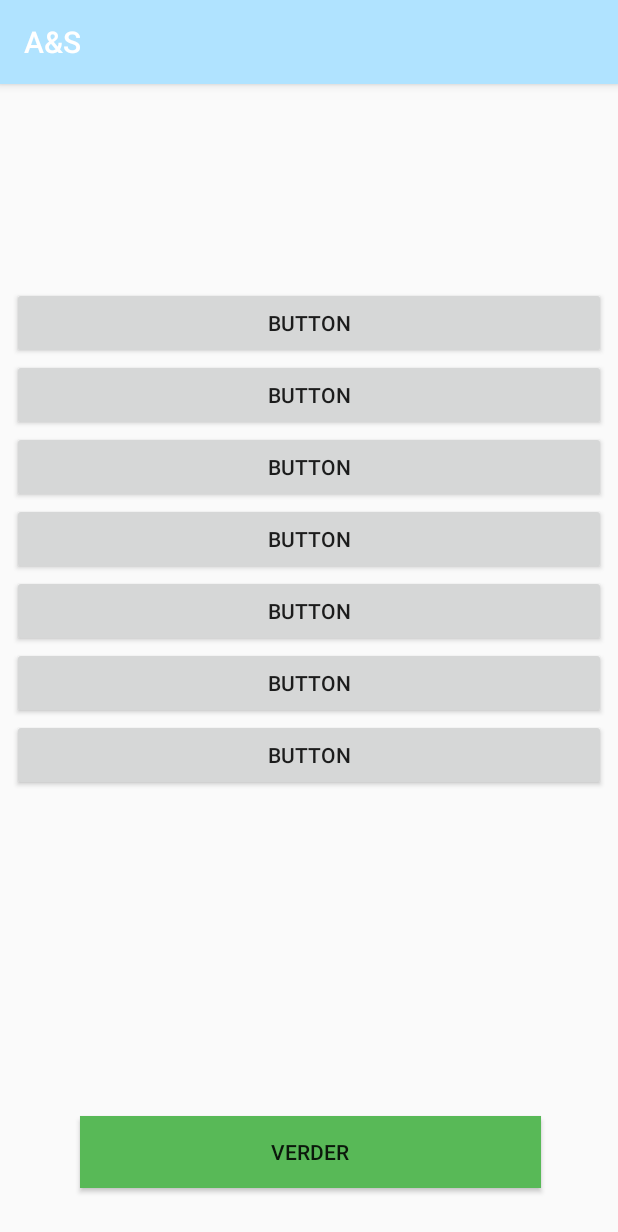
After one commit to 500730771/AppA-S, an Android app: the AdviesActivity screen opened directly, with no data from a screen before it, on a phone screen of 412 x 824 dp. The commit adds this screen. Shown: the top 1232 px of the screen. Run offline under Robolectric (Android 15) with nearby library versions, the phone set to English and light mode, and no system bars.

Commit message:
Advies page

```diff
--- /dev/null
+++ b/AppAENS/app/src/main/java/com/example/melanie/appaens/activity/AdviesActivity.java
@@ -0,0 +1,132 @@
+package com.example.melanie.appaens.activity;
+
+import android.content.Intent;
+import android.support.v7.app.AppCompatActivity;
+import android.os.Bundle;
+import android.view.View;
+import android.widget.Button;
+import android.widget.ImageView;
+
+import com.example.melanie.appaens.R;
+
+public class AdviesActivity extends AppCompatActivity {
+
+    private Button mButtonVerder;
+
+    private Button mButton0;
+    private Button mButton1;
+    private Button mButton2;
+    private Button mButton3;
+    private Button mButton4;
+    private Button mButton5;
+    private Button mButton6;
+
+    private ImageView mImage0;
+    private ImageView mImage1;
+    private ImageView mImage2;
+    private ImageView mImage3;
+    private ImageView mImage4;
+    private ImageView mImage5;
+    private ImageView mImage6;
+
+    @Override
+    protected void onCreate(Bundle savedInstanceState) {
+        super.onCreate(savedInstanceState);
+        setContentView(R.layout.activity_advies);
+
+        mButton0 = (Button) findViewById(R.id.idAdvies_Button0);
+        mButton1 = (Button) findViewById(R.id.idAdvies_Button1);
+        mButton2 = (Button) findViewById(R.id.idAdvies_Button2);
+        mButton3 = (Button) findViewById(R.id.idAdvies_Button3);
+        mButton4 = (Button) findViewById(R.id.idAdvies_Button4);
+        mButton5 = (Button) findViewById(R.id.idAdvies_Button5);
+        mButton6 = (Button) findViewById(R.id.idAdvies_Button6);
+
+        mImage0 = (ImageView) findViewById(R.id.idAdvies_Image0);
+        mImage1 = (ImageView) findViewById(R.id.idAdvies_Image1);
+        mImage2 = (ImageView) findViewById(R.id.idAdvies_Image2);
+        mImage3 = (ImageView) findViewById(R.id.idAdvies_Image3);
+        mImage4 = (ImageView) findViewById(R.id.idAdvies_Image4);
+        mImage5 = (ImageView) findViewById(R.id.idAdvies_Image5);
+        mImage6 = (ImageView) findViewById(R.id.idAdvies_Image6);
+
+
+        //set button and image
+
+
+        //click verder button
+
+
+        //click button
+        mButton0.setOnClickListener(new View.OnClickListener() {
+            @Override
+            public void onClick(View v) {
+                if (mImage0.getVisibility()== View.GONE){
+                    mImage0.setVisibility(View.VISIBLE);
+                } else {
+                    mImage0.setVisibility(View.GONE);
+                }
+            }
+        });
+        mButton1.setOnClickListener(new View.OnClickListener() {
+            @Override
+            public void onClick(View v) {
+                if (mImage1.getVisibility()== View.GONE){
+                    mImage1.setVisibility(View.VISIBLE);
+                } else {
+                    mImage1.setVisibility(View.GONE);
+                }
+            }
+        });
+        mButton2.setOnClickListener(new View.OnClickListener() {
+            @Override
+            public void onClick(View v) {
+                if (mImage2.getVisibility()== View.GONE){
+                    mImage2.setVisibility(View.VISIBLE);
+                } else {
+                    mImage2.setVisibility(View.GONE);
+                }
+            }
+        });
+        mButton3.setOnClickListener(new View.OnClickListener() {
+            @Override
+            public void onClick(View v) {
+                if (mImage3.getVisibility()== View.GONE){
+                    mImage3.setVisibility(View.VISIBLE);
+                } else {
+                    mImage3.setVisibility(View.GONE);
+                }
+            }
+        });
+        mButton4.setOnClickListener(new View.OnClickListener() {
+            @Override
+            public void onClick(View v) {
+                if (mImage4.getVisibility()== View.GONE){
+                    mImage4.setVisibility(View.VISIBLE);
+                } else {
+                    mImage4.setVisibility(View.GONE);
+                }
+            }
+        });
+        mButton5.setOnClickListener(new View.OnClickListener() {
+            @Override
+            public void onClick(View v) {
+                if (mImage5.getVisibility()== View.GONE){
+                    mImage5.setVisibility(View.VISIBLE);
+                } else {
+                    mImage5.setVisibility(View.GONE);
+                }
+            }
+        });
+        mButton6.setOnClickListener(new View.OnClickListener() {
+            @Override
+            public void onClick(View v) {
+                if (mImage6.getVisibility()== View.GONE){
+                    mImage6.setVisibility(View.VISIBLE);
+                } else {
+                    mImage6.setVisibility(View.GONE);
+                }
+            }
+        });
+    }
+}
--- /dev/null
+++ b/AppAENS/app/src/main/res/layout/activity_advies.xml
@@ -0,0 +1,131 @@
+<?xml version="1.0" encoding="utf-8"?>
+<android.support.constraint.ConstraintLayout xmlns:android="http://schemas.android.com/apk/res/android"
+    xmlns:app="http://schemas.android.com/apk/res-auto"
+    xmlns:tools="http://schemas.android.com/tools"
+    android:layout_width="match_parent"
+    android:layout_height="match_parent"
+    tools:context=".activity.AdviesActivity">
+
+    <LinearLayout
+        android:layout_width="match_parent"
+        android:layout_height="418dp"
+        android:layout_marginStart="8dp"
+        android:layout_marginTop="8dp"
+        android:layout_marginEnd="8dp"
+        android:layout_marginBottom="8dp"
+        android:orientation="vertical"
+        android:scrollbars="vertical"
+        app:layout_constraintBottom_toTopOf="@+id/idHome_button"
+        app:layout_constraintEnd_toEndOf="parent"
+        app:layout_constraintStart_toStartOf="parent"
+        app:layout_constraintTop_toTopOf="parent">
+
+        <Button
+            android:id="@+id/idAdvies_Button0"
+            android:layout_width="match_parent"
+            android:layout_height="wrap_content"
+            android:text="Button" />
+
+        <ImageView
+            android:id="@+id/idAdvies_Image0"
+            android:layout_width="match_parent"
+            android:layout_height="wrap_content"
+            android:visibility="gone"
+            app:srcCompat="@drawable/adviesno" />
+
+        <Button
+            android:id="@+id/idAdvies_Button1"
+            android:layout_width="match_parent"
+            android:layout_height="wrap_content"
+            android:text="Button" />
+
+        <ImageView
+            android:id="@+id/idAdvies_Image1"
+            android:layout_width="match_parent"
+            android:layout_height="wrap_content"
+            android:visibility="gone"
+            app:srcCompat="@drawable/adviesng" />
+
+        <Button
+            android:id="@+id/idAdvies_Button2"
+            android:layout_width="match_parent"
+            android:layout_height="wrap_content"
+            android:text="Button" />
+
+        <ImageView
+            android:id="@+id/idAdvies_Image2"
+            android:layout_width="match_parent"
+            android:layout_height="wrap_content"
+            android:visibility="gone"
+            app:srcCompat="@drawable/adviesng" />
+
+        <Button
+            android:id="@+id/idAdvies_Button3"
+            android:layout_width="match_parent"
+            android:layout_height="wrap_content"
+            android:text="Button" />
+
+        <ImageView
+            android:id="@+id/idAdvies_Image3"
+            android:layout_width="match_parent"
+            android:layout_height="wrap_content"
+            android:visibility="gone"
+            app:srcCompat="@drawable/adviesng" />
+
+        <Button
+            android:id="@+id/idAdvies_Button4"
+            android:layout_width="match_parent"
+            android:layout_height="wrap_content"
+            android:text="Button" />
+
+        <ImageView
+            android:id="@+id/idAdvies_Image4"
+            android:layout_width="match_parent"
+            android:layout_height="wrap_content"
+            android:visibility="gone"
+            app:srcCompat="@drawable/adviesng" />
+
+        <Button
+            android:id="@+id/idAdvies_Button5"
+            android:layout_width="match_parent"
+            android:layout_height="wrap_content"
+            android:text="Button" />
+
+        <ImageView
+            android:id="@+id/idAdvies_Image5"
+            android:layout_width="match_parent"
+            android:layout_height="wrap_content"
+            android:visibility="gone"
+            app:srcCompat="@drawable/adviesng" />
+
+        <Button
+            android:id="@+id/idAdvies_Button6"
+            android:layout_width="match_parent"
+            android:layout_height="wrap_content"
+            android:text="Button" />
+
+        <ImageView
+            android:id="@+id/idAdvies_Image6"
+            android:layout_width="match_parent"
+            android:layout_height="wrap_content"
+            android:visibility="gone"
+            app:srcCompat="@drawable/adviesng" />
+
+    </LinearLayout>
+
+    <Button
+        android:id="@+id/idHome_button"
+        android:layout_width="307dp"
+        android:layout_height="wrap_content"
+        android:layout_marginStart="8dp"
+        android:layout_marginLeft="8dp"
+        android:layout_marginEnd="8dp"
+        android:layout_marginRight="8dp"
+        android:layout_marginBottom="32dp"
+        android:text="@string/button_verder"
+        android:background="@color/colorVerder"
+        app:layout_constraintBottom_toBottomOf="parent"
+        app:layout_constraintEnd_toEndOf="parent"
+        app:layout_constraintHorizontal_bias="0.508"
+        app:layout_constraintStart_toStartOf="parent"/>
+</android.support.constraint.ConstraintLayout>
```
Also changed, not shown: AppAENS/app/src/main/AndroidManifest.xml (+4 -4 lines), AppAENS/app/src/main/java/com/example/melanie/appaens/data/DataSource.java (+13 -0 lines), AppAENS/app/src/main/java/com/example/melanie/appaens/fragment/OverviewFragment.java (+16 -0 lines), AppAENS/app/src/main/res/layout/fragment_overview.xml (+18 -2 lines), AppAENS/app/src/main/res/drawable/adviesn.png (added), AppAENS/app/src/main/res/drawable/adviesng.png (added), AppAENS/app/src/main/res/drawable/adviesnlg.png (added), AppAENS/app/src/main/res/drawable/adviesno.png (added), AppAENS/app/src/main/res/drawable/adviespg.png (added), AppAENS/app/src/main/res/drawable/adviesplg.png (added), AppAENS/app/src/main/res/drawable/adviespo.png (added).
